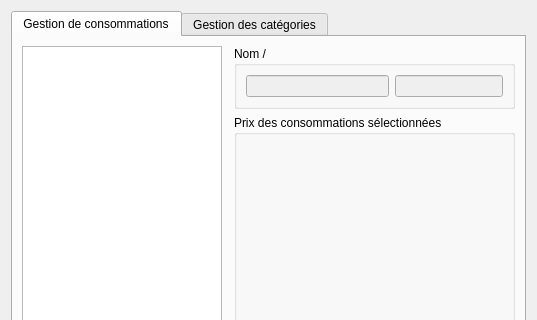
nils-van-zuijlen/Enibar, file application/ui/products_management_window.ui: the form before one commit; both pictures show x 0 to 537 and y 0 to 320 of the 537 by 556 pixel window.
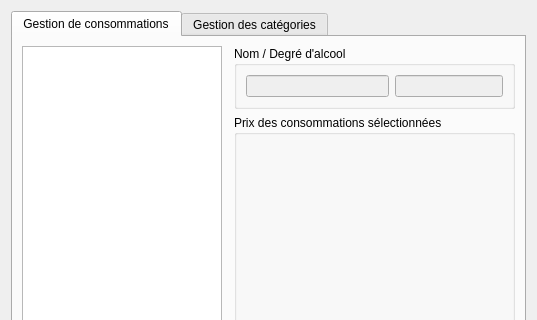
The form after the commit. Custom widgets are drawn as their Qt base class.

Commit message: Fix products_management_window.ui, I forgot to save it...

What changed in the file:
```diff
--- a/application/ui/products_management_window.ui
+++ b/application/ui/products_management_window.ui
@@ -212,7 +212,7 @@
        <item row="0" column="3">
         <widget class="QGroupBox" name="groupBox">
          <property name="title">
-          <string>Nom / </string>
+          <string>Nom / Degré d'alcool</string>
          </property>
          <layout class="QGridLayout" name="gridLayout_5">
           <item row="0" column="0">
```
